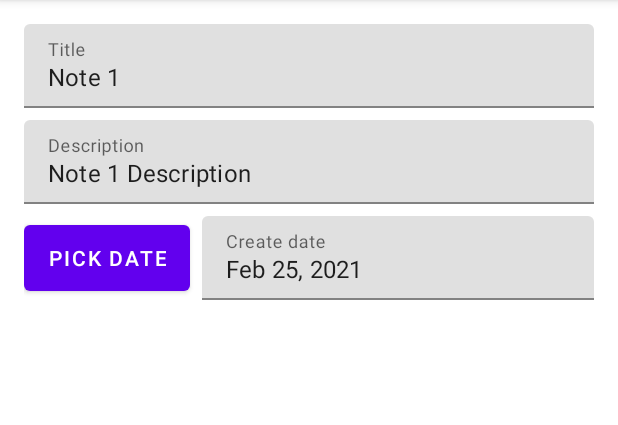
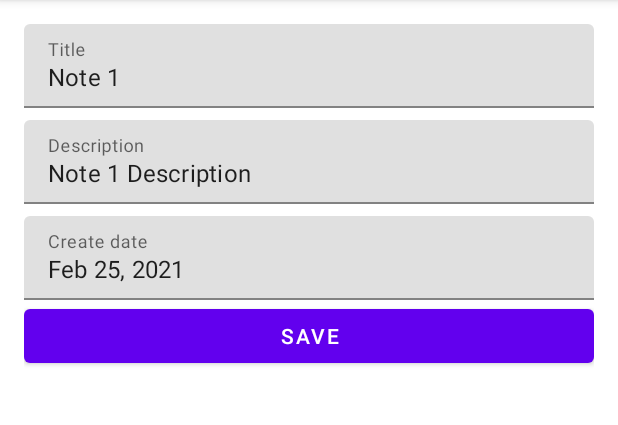
Before and after one commit to vkharapaev/gb-notes-hw8, an Android app: the screen it shows after launch (MainActivity), after a tap on an icon or button, on a phone screen of 412 x 824 dp, the part 84-509 px from its top. Run offline under Robolectric (Android 15) with nearby library versions, the phone set to English and light mode, and no system bars.

Commit message:
Functionality to save note is added.

```diff
--- a/app/src/main/java/com/headmostlab/notes/ui/note/NoteFragment.java
+++ b/app/src/main/java/com/headmostlab/notes/ui/note/NoteFragment.java
@@ -75,9 +75,13 @@ public class NoteFragment extends Fragment {
     public void onViewCreated(@NonNull View view, @Nullable Bundle savedInstanceState) {
         MaterialDatePicker<Long> picker = MaterialDatePicker.Builder.datePicker().build();
         picker.addOnPositiveButtonClickListener(selection ->
-                viewModel.setCreateDate(new Date(selection)));
-        binding.pickDateButton.setOnClickListener(v ->
+                binding.createDate.setText(DateFormat.getDateInstance().format(new Date(selection))));
+        binding.createDate.setOnClickListener(v ->
                 picker.show(getParentFragmentManager(), picker.toString()));
+        binding.saveNoteButton.setOnClickListener(it ->
+                viewModel.save(binding.title.getText().toString(),
+                        binding.description.getText().toString(),
+                        binding.createDate.getText().toString()));
         viewModel.getSelectedNote().observe(getViewLifecycleOwner(), note -> show(note));
         viewModel.getNoteToShare().observe(getViewLifecycleOwner(), note -> share(note));
     }
--- a/app/src/main/java/com/headmostlab/notes/ui/note/NoteViewModel.java
+++ b/app/src/main/java/com/headmostlab/notes/ui/note/NoteViewModel.java
@@ -3,8 +3,6 @@ package com.headmostlab.notes.ui.note;
 import androidx.lifecycle.LiveData;
 
 import com.headmostlab.notes.model.Note;
-
-import java.util.Date;
 
 public interface NoteViewModel {
 
@@ -14,7 +12,7 @@ public interface NoteViewModel {
 
     void setNote(Note note);
 
-    void setCreateDate(Date selection);
+    void share();
 
-    void share();
+    void save(String title, String description, String date);
 }
--- a/app/src/main/res/layout/fragment_note.xml
+++ b/app/src/main/res/layout/fragment_note.xml
@@ -1,5 +1,9 @@
 <?xml version="1.0" encoding="utf-8"?>
-<LinearLayout xmlns:android="http://schemas.android.com/apk/res/android"
+<androidx.core.widget.NestedScrollView xmlns:android="http://schemas.android.com/apk/res/android"
+    android:layout_width="match_parent"
+    android:layout_height="match_parent">
+
+    <LinearLayout
         android:layout_width="match_parent"
         android:layout_height="match_parent"
         android:layout_margin="@dimen/screen_margin"
@@ -38,19 +42,13 @@
             android:layout_height="wrap_content"
             android:orientation="horizontal">
 
-        <com.google.android.material.button.MaterialButton
-            android:id="@+id/pickDateButton"
-            android:layout_width="wrap_content"
-            android:layout_height="match_parent"
-            android:layout_marginEnd="@dimen/view_margin"
-            android:text="@string/pick_date" />
-
             <com.google.android.material.textfield.TextInputLayout
                 android:layout_width="match_parent"
                 android:layout_height="wrap_content"
                 android:layout_weight="1">
 
                 <EditText
+                    android:focusable="false"
                     android:id="@+id/createDate"
                     android:layout_width="match_parent"
                     android:layout_height="wrap_content"
@@ -59,4 +57,11 @@
                     android:inputType="date" />
             </com.google.android.material.textfield.TextInputLayout>
         </LinearLayout>
+
+        <com.google.android.material.button.MaterialButton
+            android:id="@+id/saveNoteButton"
+            android:layout_width="match_parent"
+            android:layout_height="wrap_content"
+            android:text="@string/save" />
     </LinearLayout>
+</androidx.core.widget.NestedScrollView>
--- a/app/src/main/res/values/strings.xml
+++ b/app/src/main/res/values/strings.xml
@@ -11,4 +11,5 @@
     <string name="author">by HeadmostLab</string>
     <string name="share">Share</string>
     <string name="user_name">Vladimir</string>
+    <string name="save">Save</string>
 </resources>
```
Also changed, not shown: app/src/main/java/com/headmostlab/notes/ui/note/NoteViewModelImpl.java (+22 -7 lines). Lines whose indentation alone changed are shown as unchanged.
